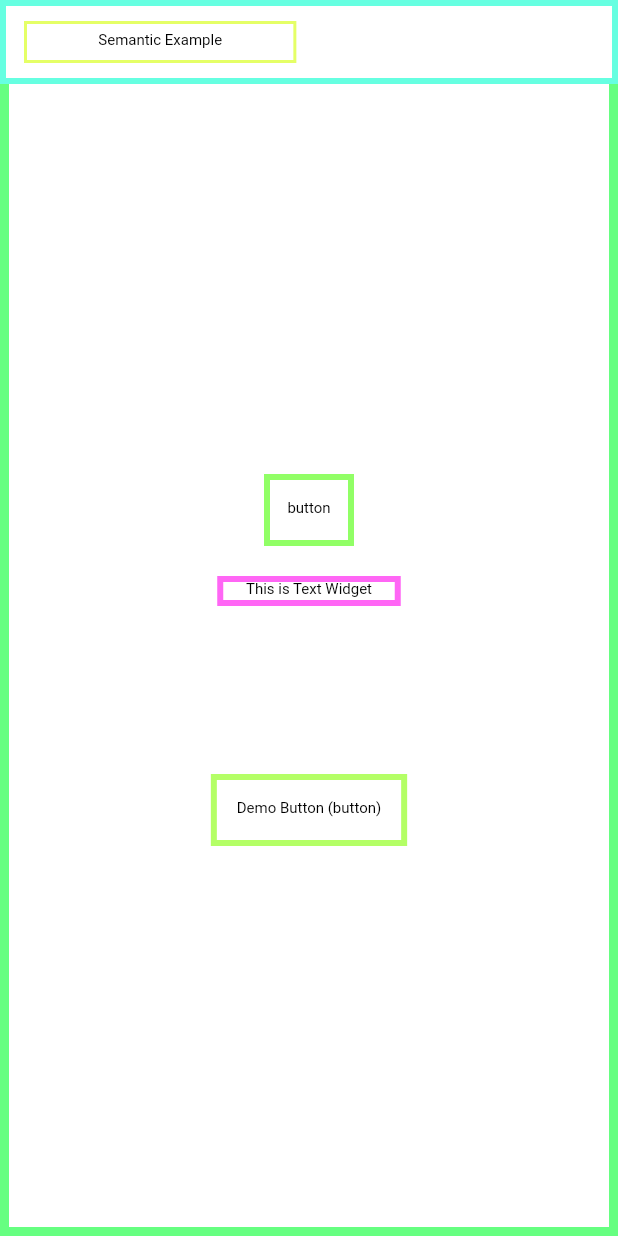
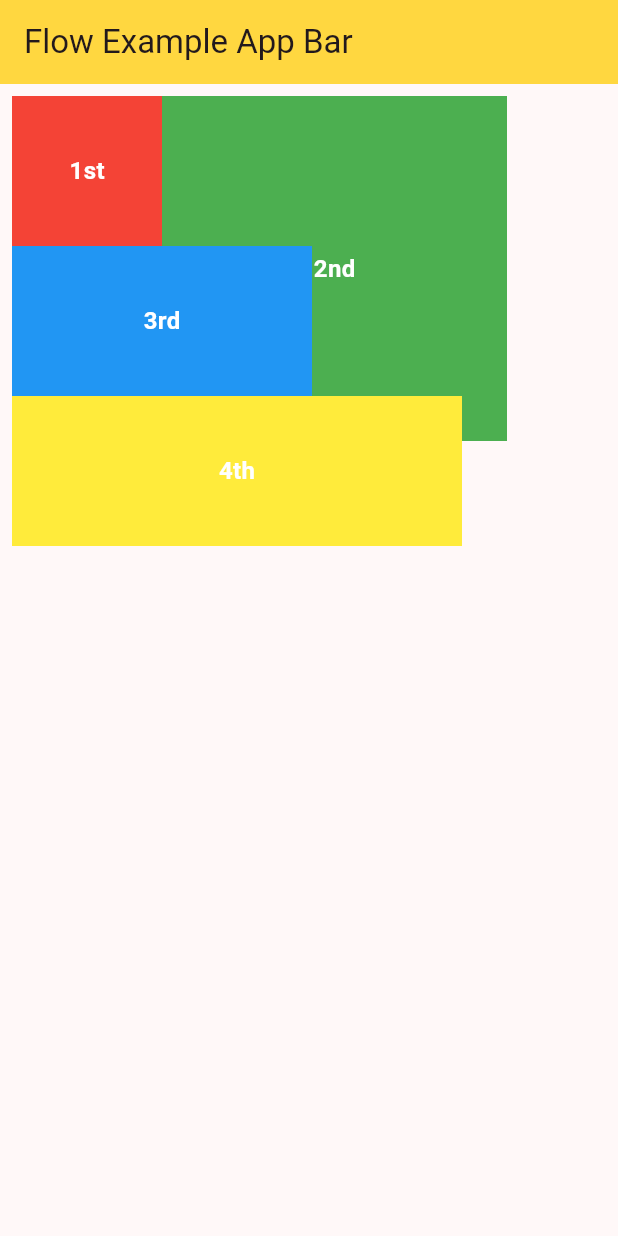
Before and after one commit to AshwanTariq/flutterwithashwan, a Flutter app: the screen it shows after launch, on a phone screen of 412 x 824 dp. Run offline on Flutter 3.47's test engine with Material 2 defaults, Android fonts, the phone set to English and light mode, and no system bars.

Commit message:
post 5 flow

```diff
--- a/lib/main.dart
+++ b/lib/main.dart
@@ -1,5 +1,5 @@
 import 'package:flutter/material.dart';
-import 'package:flutter_project/season_1/least_used_widgets/ExcludeSemantics_screen.dart';
+import 'package:flutter_project/season_1/least_used_widgets/2_flow_screen.dart';
 
 void main() {
   runApp(const MyApp());
@@ -13,13 +13,12 @@ class MyApp extends StatelessWidget {
   Widget build(BuildContext context) {
     return MaterialApp(
       title: 'Flutter Demo',
-      showSemanticsDebugger: true,
       debugShowCheckedModeBanner: false,
       theme: ThemeData(
         colorScheme: ColorScheme.fromSeed(seedColor: Colors.black38),
         useMaterial3: true,
       ),
-      home: const SemanticsExample(),
+      home: const FlowExample(),
     );
   }
 }
--- /dev/null
+++ b/lib/season_1/least_used_widgets/2_flow_screen.dart
@@ -0,0 +1,73 @@
+import 'package:flutter/material.dart';
+
+class FlowExample extends StatelessWidget {
+  const FlowExample({super.key});
+
+  @override
+  Widget build(BuildContext context) {
+    return Scaffold(
+      appBar: AppBar(
+        backgroundColor: Colors.amberAccent,
+        title: const Text('Flow Example App Bar'),
+      ),
+      body: Padding(
+        padding: const EdgeInsets.all(8),
+        child: Flow(
+          delegate:
+              _FlowDelegate(), // Custom delegate for positioning the children
+          children: <Widget>[
+            _buildContainer(Colors.red, '1st', 100, 100),
+            _buildContainer(Colors.green, '2nd', 230, 230),
+            _buildContainer(Colors.blue, '3rd', 200, 100),
+            _buildContainer(Colors.yellow, '4th', 300, 100),
+          ],
+        ),
+      ),
+    );
+  }
+
+  Widget _buildContainer(
+      Color color, String label, double width, double height) {
+    return Container(
+      width: width,
+      height: height,
+      color: color,
+      child: Center(
+        child: Text(
+          label,
+          style: const TextStyle(
+            color: Colors.white,
+            fontSize: 16,
+            fontWeight: FontWeight.bold,
+          ),
+        ),
+      ),
+    );
+  }
+}
+
+class _FlowDelegate extends FlowDelegate {
+  @override
+  void paintChildren(FlowPaintingContext context) {
+    // Position the children based on the available space
+    var x = 0.0;
+    var y = 0.0;
+    for (var i = 0; i < context.childCount; i++) {
+      var childSize = context.getChildSize(i);
+      // Check if the current child can fit horizontally
+      if (x + childSize!.width > context.size.width) {
+        x = 0;
+        y += childSize.height;
+      }
+      // Position the child
+      context.paintChild(
+        i,
+        transform: Matrix4.translationValues(x, y, 0.0),
+      );
+      x += childSize.width;
+    }
+  }
+
+  @override
+  bool shouldRepaint(FlowDelegate oldDelegate) => true;
+}
```
Also changed, not shown: lib/season_1/least_used_widgets/1_excludeSemantics_screen.dart (renamed from lib/season_1/least_used_widgets/ExcludeSemantics_screen.dart).
